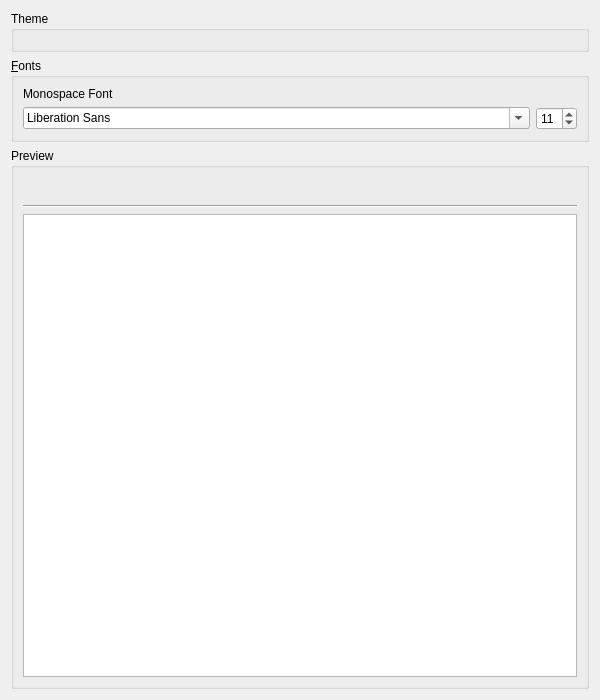
FreesmTeam/FreesmLauncher, file launcher/ui/pages/global/AppearancePage.ui: the form before one commit.
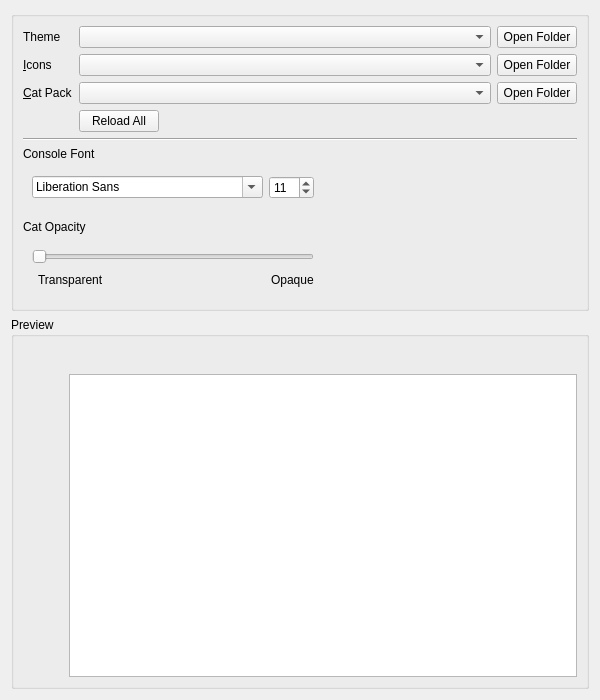
The form after the commit. Icons and pictures are not drawn. Custom widgets are drawn as their Qt base class.

Commit message: Improve appearance page more

Diff of the .ui file:
```diff
--- a/launcher/ui/pages/global/AppearancePage.ui
+++ b/launcher/ui/pages/global/AppearancePage.ui
@@ -10,45 +10,158 @@
     <height>700</height>
    </rect>
   </property>
+  <property name="minimumSize">
+   <size>
+    <width>300</width>
+    <height>0</height>
+   </size>
+  </property>
   <property name="windowTitle">
    <string>Form</string>
   </property>
-  <layout class="QVBoxLayout" name="verticalLayout" stretch="0,0,1">
+  <layout class="QVBoxLayout" name="verticalLayout" stretch="0,1">
    <item>
     <widget class="QGroupBox" name="groupBox">
      <property name="title">
-      <string>Theme</string>
+      <string/>
+     </property>
+     <property name="flat">
+      <bool>false</bool>
      </property>
      <layout class="QVBoxLayout" name="verticalLayout_2">
       <item>
-       <widget class="ThemeCustomizationWidget" name="themeCustomizationWidget" native="true"/>
-      </item>
-     </layout>
-    </widget>
-   </item>
-   <item>
-    <widget class="QGroupBox" name="themeBox_2">
-     <property name="sizePolicy">
-      <sizepolicy hsizetype="Preferred" vsizetype="MinimumExpanding">
-       <horstretch>0</horstretch>
-       <verstretch>0</verstretch>
-      </sizepolicy>
-     </property>
-     <property name="title">
-      <string>&amp;Fonts</string>
-     </property>
-     <layout class="QGridLayout" name="gridLayout_2">
-      <item row="1" column="1">
-       <widget class="QFontComboBox" name="consoleFont">
-        <property name="sizePolicy">
-         <sizepolicy hsizetype="Expanding" vsizetype="Fixed">
-          <horstretch>0</horstretch>
-          <verstretch>0</verstretch>
-         </sizepolicy>
-        </property>
-       </widget>
-      </item>
+       <layout class="QGridLayout" name="gridLayout">
+        <item row="2" column="3">
+         <widget class="QPushButton" name="catPackFolder">
+          <property name="toolTip">
+           <string>View cat packs folder.</string>
+          </property>
+          <property name="text">
+           <string>Open Folder</string>
+          </property>
+         </widget>
+        </item>
+        <item row="0" column="3">
+         <widget class="QPushButton" name="widgetStyleFolder">
+          <property name="toolTip">
+           <string>View widget themes folder.</string>
+          </property>
+          <property name="text">
+           <string>Open Folder</string>
+          </property>
+         </widget>
+        </item>
+        <item row="1" column="3">
+         <widget class="QPushButton" name="iconsFolder">
+          <property name="toolTip">
+           <string>View icon themes folder.</string>
+          </property>
+          <property name="text">
+           <string>Open Folder</string>
+          </property>
+         </widget>
+        </item>
+        <item row="2" column="0">
+         <widget class="QLabel" name="catPackLabel">
+          <property name="text">
+           <string>&amp;Cat Pack</string>
+          </property>
+          <property name="buddy">
+           <cstring>catPackComboBox</cstring>
+          </property>
+         </widget>
+        </item>
+        <item row="2" column="2">
+         <widget class="QComboBox" name="catPackComboBox"/>
+        </item>
       <item row="1" column="2">
+         <widget class="QComboBox" name="iconsComboBox">
+          <property name="sizePolicy">
+           <sizepolicy hsizetype="Expanding" vsizetype="Fixed">
+            <horstretch>0</horstretch>
+            <verstretch>0</verstretch>
+           </sizepolicy>
+          </property>
+          <property name="focusPolicy">
+           <enum>Qt::StrongFocus</enum>
+          </property>
+         </widget>
+        </item>
+        <item row="0" column="2">
+         <widget class="QComboBox" name="widgetStyleComboBox">
+          <property name="sizePolicy">
+           <sizepolicy hsizetype="Expanding" vsizetype="Fixed">
+            <horstretch>0</horstretch>
+            <verstretch>0</verstretch>
+           </sizepolicy>
+          </property>
+          <property name="focusPolicy">
+           <enum>Qt::StrongFocus</enum>
+          </property>
+         </widget>
+        </item>
+        <item row="3" column="2">
+         <widget class="QPushButton" name="reloadThemesButton">
+          <property name="sizePolicy">
+           <sizepolicy hsizetype="Maximum" vsizetype="Fixed">
+            <horstretch>0</horstretch>
+            <verstretch>0</verstretch>
+           </sizepolicy>
+          </property>
+          <property name="text">
+           <string>Reload All</string>
+          </property>
+         </widget>
+        </item>
+        <item row="0" column="0">
+         <widget class="QLabel" name="widgetStyleLabel">
+          <property name="text">
+           <string>Theme</string>
+          </property>
+          <property name="buddy">
+           <cstring>widgetStyleComboBox</cstring>
+          </property>
+         </widget>
+        </item>
+        <item row="1" column="0">
+         <widget class="QLabel" name="iconsLabel">
+          <property name="text">
+           <string>&amp;Icons</string>
+          </property>
+          <property name="buddy">
+           <cstring>iconsComboBox</cstring>
+          </property>
+         </widget>
+        </item>
+       </layout>
+      </item>
+      <item>
+       <widget class="Line" name="line_2">
+        <property name="orientation">
+         <enum>Qt::Horizontal</enum>
+        </property>
+       </widget>
+      </item>
+      <item>
+       <widget class="QLabel" name="label">
+        <property name="text">
+         <string>Console Font</string>
+        </property>
+       </widget>
+      </item>
+      <item>
+       <widget class="QWidget" name="widget_2" native="true">
+        <property name="maximumSize">
+         <size>
+          <width>300</width>
+          <height>16777215</height>
+         </size>
+        </property>
+        <layout class="QHBoxLayout" name="horizontalLayout_2">
+         <item>
+          <widget class="QFontComboBox" name="consoleFont"/>
+         </item>
+         <item>
        <widget class="QSpinBox" name="fontSizeBox">
         <property name="minimum">
          <number>5</number>
@@ -61,16 +174,96 @@
         </property>
        </widget>
       </item>
-      <item row="0" column="1">
-       <widget class="QLabel" name="label">
+        </layout>
+       </widget>
+      </item>
+      <item>
+       <spacer name="verticalSpacer">
+        <property name="orientation">
+         <enum>Qt::Vertical</enum>
+        </property>
+        <property name="sizeType">
+         <enum>QSizePolicy::Fixed</enum>
+        </property>
+        <property name="sizeHint" stdset="0">
+         <size>
+          <width>0</width>
+          <height>6</height>
+         </size>
+        </property>
+       </spacer>
+      </item>
+      <item>
+       <widget class="QLabel" name="catOpacityLabel">
         <property name="text">
-         <string>Monospace Font</string>
+         <string>Cat Opacity</string>
         </property>
        </widget>
       </item>
+      <item>
+       <widget class="QWidget" name="widget" native="true">
+        <property name="maximumSize">
+         <size>
+          <width>300</width>
+          <height>16777215</height>
+         </size>
+        </property>
+        <layout class="QGridLayout" name="gridLayout_4">
+         <item row="2" column="2">
+          <spacer name="horizontalSpacer_4">
+           <property name="orientation">
+            <enum>Qt::Horizontal</enum>
+           </property>
+           <property name="sizeHint" stdset="0">
+            <size>
+             <width>40</width>
+             <height>20</height>
+            </size>
+           </property>
+          </spacer>
+         </item>
+         <item row="1" column="0" colspan="4">
+          <widget class="QSlider" name="catOpacitySlider">
+           <property name="minimumSize">
+            <size>
+             <width>0</width>
+             <height>0</height>
+            </size>
+           </property>
+           <property name="maximum">
+            <number>100</number>
+           </property>
+           <property name="orientation">
+            <enum>Qt::Horizontal</enum>
+           </property>
+           <property name="tickInterval">
+            <number>5</number>
+           </property>
+          </widget>
+         </item>
+         <item row="2" column="1">
+          <widget class="QLabel" name="label_4">
+           <property name="text">
+            <string>Transparent</string>
+           </property>
+          </widget>
+         </item>
+         <item row="2" column="3">
+          <widget class="QLabel" name="label_5">
+           <property name="enabled">
+            <bool>true</bool>
+           </property>
+           <property name="text">
+            <string>Opaque</string>
+           </property>
+          </widget>
+         </item>
      </layout>
     </widget>
    </item>
+     </layout>
+    </widget>
+   </item>
    <item>
     <widget class="QGroupBox" name="groupBox_2">
      <property name="title">
@@ -78,6 +271,35 @@
      </property>
      <layout class="QVBoxLayout" name="verticalLayout_3">
       <item>
+       <layout class="QHBoxLayout" name="horizontalLayout_7">
+        <item>
+         <widget class="QPushButton" name="catPreview">
+          <property name="sizePolicy">
+           <sizepolicy hsizetype="Fixed" vsizetype="Minimum">
+            <horstretch>0</horstretch>
+            <verstretch>0</verstretch>
+           </sizepolicy>
+          </property>
+          <property name="focusPolicy">
+           <enum>Qt::NoFocus</enum>
+          </property>
+          <property name="text">
+           <string/>
+          </property>
+          <property name="iconSize">
+           <size>
+            <width>128</width>
+            <height>256</height>
+           </size>
+          </property>
+          <property name="flat">
+           <bool>true</bool>
+          </property>
+         </widget>
+        </item>
+        <item>
+         <layout class="QVBoxLayout" name="verticalLayout_4">
+          <item>
        <layout class="QHBoxLayout" name="horizontalLayout">
         <item>
          <widget class="QPushButton" name="icon1">
@@ -265,14 +487,7 @@
        </layout>
       </item>
       <item>
-       <widget class="Line" name="line">
-        <property name="orientation">
-         <enum>Qt::Horizontal</enum>
-        </property>
-       </widget>
-      </item>
-      <item>
-       <widget class="QTextEdit" name="fontPreview">
+           <widget class="QTextEdit" name="consolePreview">
         <property name="sizePolicy">
          <sizepolicy hsizetype="Expanding" vsizetype="MinimumExpanding">
           <horstretch>0</horstretch>
@@ -291,18 +506,26 @@
        </widget>
       </item>
      </layout>
+        </item>
+       </layout>
+      </item>
+     </layout>
     </widget>
    </item>
   </layout>
  </widget>
- <customwidgets>
-  <customwidget>
-   <class>ThemeCustomizationWidget</class>
-   <extends>QWidget</extends>
-   <header>ui/widgets/ThemeCustomizationWidget.h</header>
-   <container>1</container>
-  </customwidget>
- </customwidgets>
+ <tabstops>
+  <tabstop>widgetStyleComboBox</tabstop>
+  <tabstop>widgetStyleFolder</tabstop>
+  <tabstop>iconsComboBox</tabstop>
+  <tabstop>iconsFolder</tabstop>
+  <tabstop>catPackComboBox</tabstop>
+  <tabstop>catPackFolder</tabstop>
+  <tabstop>consoleFont</tabstop>
+  <tabstop>fontSizeBox</tabstop>
+  <tabstop>catOpacitySlider</tabstop>
+  <tabstop>consolePreview</tabstop>
+ </tabstops>
  <resources/>
  <connections/>
 </ui>
```
Left out of the diff: 4 changed lines with no effect on the pictures. Lines whose indentation alone changed are shown as unchanged. The commit also changes 11 other files.
